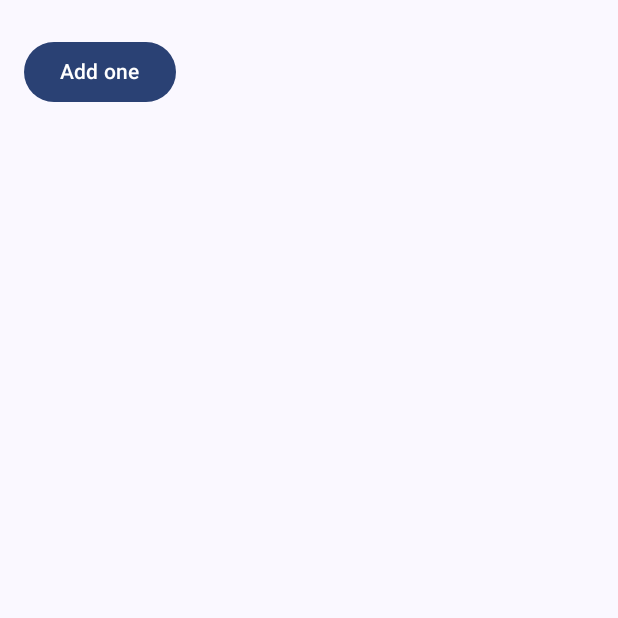
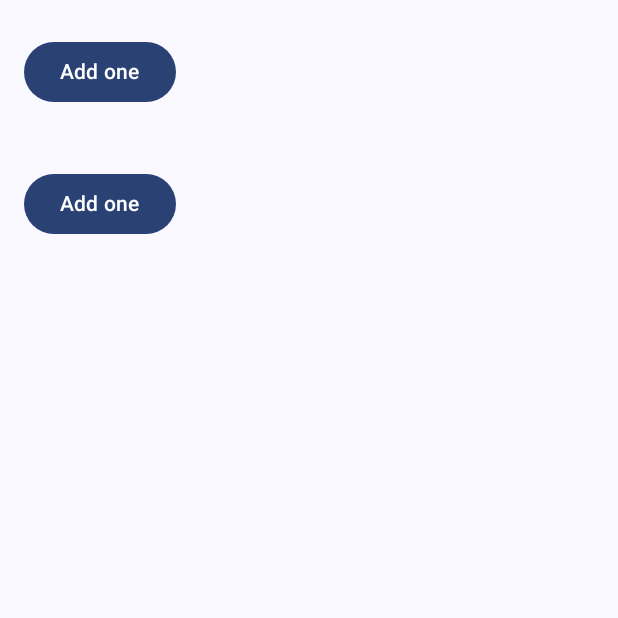
Before and after one commit to alireza-dehghan-nayeri/compose-codelabs, an Android app built with Jetpack Compose: the screen it shows after launch (MainActivity), on a phone screen of 412 x 824 dp, the top half of it. Run offline under Robolectric (Android 15) with nearby library versions, the phone set to English and light mode, and no system bars.

Commit message:
* 9-State hoisting

```diff
--- a/app/src/main/java/com/example/basicstatecodelab/ui/view/WaterCounter.kt
+++ b/app/src/main/java/com/example/basicstatecodelab/ui/view/WaterCounter.kt
@@ -7,20 +7,31 @@ import androidx.compose.material3.Text
 import androidx.compose.runtime.Composable
 import androidx.compose.runtime.getValue
 import androidx.compose.runtime.mutableStateOf
-import androidx.compose.runtime.saveable.rememberSaveable
+import androidx.compose.runtime.remember
 import androidx.compose.runtime.setValue
 import androidx.compose.ui.Modifier
 import androidx.compose.ui.unit.dp
 
 @Composable
-fun WaterCounter(modifier: Modifier = Modifier) {
+fun StatelessCounter(count: Int, onIncrement: () -> Unit, modifier: Modifier = Modifier) {
     Column(modifier = modifier.padding(16.dp)) {
-        var count by rememberSaveable { mutableStateOf(0) }
         if (count > 0) {
             Text("You've had $count glasses.")
         }
-        Button(onClick = { count++ }, Modifier.padding(top = 8.dp), enabled = count < 10) {
+        Button(onClick = onIncrement, Modifier.padding(top = 8.dp), enabled = count < 10) {
             Text("Add one")
         }
     }
 }
+
+@Composable
+fun StatefulCounter(modifier: Modifier = Modifier) {
+    var waterCount by remember { mutableStateOf(0) }
+
+    var juiceCount by remember { mutableStateOf(0) }
+    Column(modifier = modifier) {
+        StatelessCounter(waterCount, { waterCount++ })
+        StatelessCounter(juiceCount, { juiceCount++ })
+    }
+
+}
--- a/app/src/main/java/com/example/basicstatecodelab/ui/view/WellnessScreen.kt
+++ b/app/src/main/java/com/example/basicstatecodelab/ui/view/WellnessScreen.kt
@@ -5,5 +5,6 @@ import androidx.compose.ui.Modifier
 
 @Composable
 fun WellnessScreen(modifier: Modifier = Modifier) {
-    WaterCounter(modifier)
+    StatefulCounter(modifier)
+
 }
```
